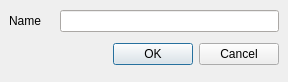
First picture: the form in icepapCMS/ui_icepapcms/ui/dialogaddlocation.ui, repository ALBA-Synchrotron/IcepapCMS, before the edit.
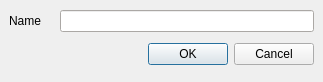
Second picture: the form after the edit. Icons and pictures are not drawn.

Diff of the .ui file:
```diff
--- a/icepapCMS/ui_icepapcms/ui/dialogaddlocation.ui
+++ b/icepapCMS/ui_icepapcms/ui/dialogaddlocation.ui
@@ -1,11 +1,11 @@
 <ui version="4.0" >
  <class>DialogAddLocation</class>
- <widget class="QDialog" name="DialogAddLocation" >
-  <property name="geometry" >
+ <widget class="QDialog" name="DialogAddLocation">
+  <property name="geometry">
    <rect>
     <x>0</x>
     <y>0</y>
-    <width>288</width>
+    <width>323</width>
     <height>82</height>
    </rect>
   </property>
@@ -34,15 +34,12 @@
    <property name="bottomMargin" >
     <number>9</number>
    </property>
-   <property name="horizontalSpacing" >
+   <property name="spacing">
     <number>6</number>
    </property>
-   <property name="verticalSpacing" >
-    <number>6</number>
-   </property>
-   <item row="1" column="0" colspan="3" >
-    <layout class="QHBoxLayout" >
-     <property name="spacing" >
+   <item row="1" column="0" colspan="3">
+    <layout class="QHBoxLayout">
+     <property name="spacing">
       <number>6</number>
      </property>
      <property name="leftMargin" >
@@ -86,474 +83,501 @@
      </item>
     </layout>
    </item>
-   <item row="0" column="2" >
-    <widget class="QLineEdit" name="txtName" >
-     <property name="palette" >
+   <item row="0" column="2">
+    <widget class="QLineEdit" name="txtName">
+     <property name="palette">
       <palette>
        <active>
-        <colorrole role="WindowText" >
-         <brush brushstyle="SolidPattern" >
-          <color alpha="255" >
+        <colorrole role="WindowText">
+         <brush brushstyle="SolidPattern">
+          <color alpha="255">
            <red>16</red>
            <green>16</green>
            <blue>16</blue>
           </color>
          </brush>
         </colorrole>
-        <colorrole role="Button" >
-         <brush brushstyle="SolidPattern" >
-          <color alpha="255" >
+        <colorrole role="Button">
+         <brush brushstyle="SolidPattern">
+          <color alpha="255">
            <red>239</red>
            <green>235</green>
            <blue>231</blue>
           </color>
          </brush>
         </colorrole>
-        <colorrole role="Light" >
-         <brush brushstyle="SolidPattern" >
-          <color alpha="255" >
+        <colorrole role="Light">
+         <brush brushstyle="SolidPattern">
+          <color alpha="255">
            <red>237</red>
            <green>237</green>
            <blue>237</blue>
           </color>
          </brush>
         </colorrole>
-        <colorrole role="Midlight" >
-         <brush brushstyle="SolidPattern" >
-          <color alpha="255" >
+        <colorrole role="Midlight">
+         <brush brushstyle="SolidPattern">
+          <color alpha="255">
            <red>247</red>
            <green>245</green>
            <blue>243</blue>
           </color>
          </brush>
         </colorrole>
-        <colorrole role="Dark" >
-         <brush brushstyle="SolidPattern" >
-          <color alpha="255" >
+        <colorrole role="Dark">
+         <brush brushstyle="SolidPattern">
+          <color alpha="255">
            <red>119</red>
            <green>117</green>
            <blue>115</blue>
           </color>
          </brush>
         </colorrole>
-        <colorrole role="Mid" >
-         <brush brushstyle="SolidPattern" >
-          <color alpha="255" >
+        <colorrole role="Mid">
+         <brush brushstyle="SolidPattern">
+          <color alpha="255">
            <red>159</red>
            <green>157</green>
            <blue>154</blue>
           </color>
          </brush>
         </colorrole>
-        <colorrole role="Text" >
-         <brush brushstyle="SolidPattern" >
-          <color alpha="255" >
+        <colorrole role="Text">
+         <brush brushstyle="SolidPattern">
+          <color alpha="255">
            <red>16</red>
            <green>16</green>
            <blue>16</blue>
           </color>
          </brush>
         </colorrole>
-        <colorrole role="BrightText" >
-         <brush brushstyle="SolidPattern" >
-          <color alpha="255" >
+        <colorrole role="BrightText">
+         <brush brushstyle="SolidPattern">
+          <color alpha="255">
            <red>255</red>
            <green>255</green>
            <blue>255</blue>
           </color>
          </brush>
         </colorrole>
-        <colorrole role="ButtonText" >
-         <brush brushstyle="SolidPattern" >
-          <color alpha="255" >
+        <colorrole role="ButtonText">
+         <brush brushstyle="SolidPattern">
+          <color alpha="255">
            <red>16</red>
            <green>16</green>
            <blue>16</blue>
           </color>
          </brush>
         </colorrole>
-        <colorrole role="Base" >
-         <brush brushstyle="SolidPattern" >
-          <color alpha="255" >
+        <colorrole role="Base">
+         <brush brushstyle="SolidPattern">
+          <color alpha="255">
            <red>255</red>
            <green>255</green>
            <blue>255</blue>
           </color>
          </brush>
         </colorrole>
-        <colorrole role="Window" >
-         <brush brushstyle="SolidPattern" >
-          <color alpha="255" >
+        <colorrole role="Window">
+         <brush brushstyle="SolidPattern">
+          <color alpha="255">
            <red>239</red>
            <green>235</green>
            <blue>231</blue>
           </color>
          </brush>
         </colorrole>
-        <colorrole role="Shadow" >
-         <brush brushstyle="SolidPattern" >
-          <color alpha="255" >
+        <colorrole role="Shadow">
+         <brush brushstyle="SolidPattern">
+          <color alpha="255">
            <red>0</red>
            <green>0</green>
            <blue>0</blue>
           </color>
          </brush>
         </colorrole>
-        <colorrole role="Highlight" >
-         <brush brushstyle="SolidPattern" >
-          <color alpha="255" >
+        <colorrole role="Highlight">
+         <brush brushstyle="SolidPattern">
+          <color alpha="255">
            <red>101</red>
            <green>148</green>
            <blue>235</blue>
           </color>
          </brush>
         </colorrole>
-        <colorrole role="HighlightedText" >
-         <brush brushstyle="SolidPattern" >
-          <color alpha="255" >
+        <colorrole role="HighlightedText">
+         <brush brushstyle="SolidPattern">
+          <color alpha="255">
            <red>255</red>
            <green>255</green>
            <blue>255</blue>
           </color>
          </brush>
         </colorrole>
-        <colorrole role="Link" >
-         <brush brushstyle="SolidPattern" >
-          <color alpha="255" >
+        <colorrole role="Link">
+         <brush brushstyle="SolidPattern">
+          <color alpha="255">
            <red>0</red>
            <green>0</green>
            <blue>255</blue>
           </color>
          </brush>
         </colorrole>
-        <colorrole role="LinkVisited" >
-         <brush brushstyle="SolidPattern" >
-          <color alpha="255" >
+        <colorrole role="LinkVisited">
+         <brush brushstyle="SolidPattern">
+          <color alpha="255">
            <red>255</red>
            <green>0</green>
            <blue>255</blue>
           </color>
          </brush>
         </colorrole>
-        <colorrole role="AlternateBase" >
-         <brush brushstyle="SolidPattern" >
-          <color alpha="255" >
+        <colorrole role="AlternateBase">
+         <brush brushstyle="SolidPattern">
+          <color alpha="255">
            <red>247</red>
            <green>245</green>
            <blue>243</blue>
           </color>
          </brush>
         </colorrole>
+        <colorrole role="PlaceholderText">
+         <brush brushstyle="NoBrush">
+          <color alpha="128">
+           <red>16</red>
+           <green>16</green>
+           <blue>16</blue>
+          </color>
+         </brush>
+        </colorrole>
        </active>
        <inactive>
-        <colorrole role="WindowText" >
-         <brush brushstyle="SolidPattern" >
-          <color alpha="255" >
+        <colorrole role="WindowText">
+         <brush brushstyle="SolidPattern">
+          <color alpha="255">
            <red>16</red>
            <green>16</green>
            <blue>16</blue>
           </color>
          </brush>
         </colorrole>
-        <colorrole role="Button" >
-         <brush brushstyle="SolidPattern" >
-          <color alpha="255" >
+        <colorrole role="Button">
+         <brush brushstyle="SolidPattern">
+          <color alpha="255">
            <red>239</red>
            <green>235</green>
            <blue>231</blue>
           </color>
          </brush>
         </colorrole>
-        <colorrole role="Light" >
-         <brush brushstyle="SolidPattern" >
-          <color alpha="255" >
+        <colorrole role="Light">
+         <brush brushstyle="SolidPattern">
+          <color alpha="255">
            <red>237</red>
            <green>237</green>
            <blue>237</blue>
           </color>
          </brush>
         </colorrole>
-        <colorrole role="Midlight" >
-         <brush brushstyle="SolidPattern" >
-          <color alpha="255" >
+        <colorrole role="Midlight">
+         <brush brushstyle="SolidPattern">
+          <color alpha="255">
            <red>247</red>
            <green>245</green>
            <blue>243</blue>
           </color>
          </brush>
         </colorrole>
-        <colorrole role="Dark" >
-         <brush brushstyle="SolidPattern" >
-          <color alpha="255" >
+        <colorrole role="Dark">
+         <brush brushstyle="SolidPattern">
+          <color alpha="255">
            <red>119</red>
            <green>117</green>
            <blue>115</blue>
           </color>
          </brush>
         </colorrole>
-        <colorrole role="Mid" >
-         <brush brushstyle="SolidPattern" >
-          <color alpha="255" >
+        <colorrole role="Mid">
+         <brush brushstyle="SolidPattern">
+          <color alpha="255">
            <red>159</red>
            <green>157</green>
            <blue>154</blue>
           </color>
          </brush>
         </colorrole>
-        <colorrole role="Text" >
-         <brush brushstyle="SolidPattern" >
-          <color alpha="255" >
+        <colorrole role="Text">
+         <brush brushstyle="SolidPattern">
+          <color alpha="255">
            <red>16</red>
            <green>16</green>
            <blue>16</blue>
           </color>
          </brush>
         </colorrole>
-        <colorrole role="BrightText" >
-         <brush brushstyle="SolidPattern" >
-          <color alpha="255" >
+        <colorrole role="BrightText">
+         <brush brushstyle="SolidPattern">
+          <color alpha="255">
            <red>255</red>
            <green>255</green>
            <blue>255</blue>
           </color>
          </brush>
         </colorrole>
-        <colorrole role="ButtonText" >
-         <brush brushstyle="SolidPattern" >
-          <color alpha="255" >
+        <colorrole role="ButtonText">
+         <brush brushstyle="SolidPattern">
+          <color alpha="255">
            <red>16</red>
            <green>16</green>
            <blue>16</blue>
           </color>
          </brush>
         </colorrole>
-        <colorrole role="Base" >
-         <brush brushstyle="SolidPattern" >
-          <color alpha="255" >
+        <colorrole role="Base">
+         <brush brushstyle="SolidPattern">
+          <color alpha="255">
            <red>255</red>
            <green>255</green>
            <blue>255</blue>
           </color>
          </brush>
         </colorrole>
-        <colorrole role="Window" >
-         <brush brushstyle="SolidPattern" >
-          <color alpha="255" >
+        <colorrole role="Window">
+         <brush brushstyle="SolidPattern">
+          <color alpha="255">
            <red>239</red>
            <green>235</green>
            <blue>231</blue>
           </color>
          </brush>
         </colorrole>
-        <colorrole role="Shadow" >
-         <brush brushstyle="SolidPattern" >
-          <color alpha="255" >
+        <colorrole role="Shadow">
+         <brush brushstyle="SolidPattern">
+          <color alpha="255">
            <red>0</red>
            <green>0</green>
            <blue>0</blue>
           </color>
          </brush>
         </colorrole>
-        <colorrole role="Highlight" >
-         <brush brushstyle="SolidPattern" >
-          <color alpha="255" >
+        <colorrole role="Highlight">
+         <brush brushstyle="SolidPattern">
+          <color alpha="255">
            <red>101</red>
            <green>148</green>
            <blue>235</blue>
           </color>
          </brush>
         </colorrole>
-        <colorrole role="HighlightedText" >
-         <brush brushstyle="SolidPattern" >
-          <color alpha="255" >
+        <colorrole role="HighlightedText">
+         <brush brushstyle="SolidPattern">
+          <color alpha="255">
            <red>255</red>
            <green>255</green>
            <blue>255</blue>
           </color>
          </brush>
         </colorrole>
-        <colorrole role="Link" >
-         <brush brushstyle="SolidPattern" >
-          <color alpha="255" >
+        <colorrole role="Link">
+         <brush brushstyle="SolidPattern">
+          <color alpha="255">
            <red>0</red>
            <green>0</green>
            <blue>255</blue>
           </color>
          </brush>
         </colorrole>
-        <colorrole role="LinkVisited" >
-         <brush brushstyle="SolidPattern" >
-          <color alpha="255" >
+        <colorrole role="LinkVisited">
+         <brush brushstyle="SolidPattern">
+          <color alpha="255">
            <red>255</red>
            <green>0</green>
            <blue>255</blue>
           </color>
          </brush>
         </colorrole>
-        <colorrole role="AlternateBase" >
-         <brush brushstyle="SolidPattern" >
-          <color alpha="255" >
+        <colorrole role="AlternateBase">
+         <brush brushstyle="SolidPattern">
+          <color alpha="255">
            <red>247</red>
            <green>245</green>
            <blue>243</blue>
           </color>
          </brush>
         </colorrole>
+        <colorrole role="PlaceholderText">
+         <brush brushstyle="NoBrush">
+          <color alpha="128">
+           <red>16</red>
+           <green>16</green>
+           <blue>16</blue>
+          </color>
+         </brush>
+        </colorrole>
        </inactive>
        <disabled>
-        <colorrole role="WindowText" >
-         <brush brushstyle="SolidPattern" >
-          <color alpha="255" >
+        <colorrole role="WindowText">
+         <brush brushstyle="SolidPattern">
+          <color alpha="255">
            <red>127</red>
            <green>125</green>
            <blue>123</blue>
           </color>
          </brush>
         </colorrole>
-        <colorrole role="Button" >
-         <brush brushstyle="SolidPattern" >
-          <color alpha="255" >
+        <colorrole role="Button">
+         <brush brushstyle="SolidPattern">
+          <color alpha="255">
            <red>239</red>
            <green>235</green>
            <blue>231</blue>
           </color>
          </brush>
         </colorrole>
-        <colorrole role="Light" >
-         <brush brushstyle="SolidPattern" >
-          <color alpha="255" >
+        <colorrole role="Light">
+         <brush brushstyle="SolidPattern">
+          <color alpha="255">
            <red>237</red>
            <green>237</green>
            <blue>237</blue>
           </color>
          </brush>
         </colorrole>
-        <colorrole role="Midlight" >
-         <brush brushstyle="SolidPattern" >
-          <color alpha="255" >
+        <colorrole role="Midlight">
+         <brush brushstyle="SolidPattern">
+          <color alpha="255">
            <red>247</red>
            <green>245</green>
            <blue>243</blue>
           </color>
          </brush>
         </colorrole>
-        <colorrole role="Dark" >
-         <brush brushstyle="SolidPattern" >
-          <color alpha="255" >
+        <colorrole role="Dark">
+         <brush brushstyle="SolidPattern">
+          <color alpha="255">
            <red>119</red>
            <green>117</green>
            <blue>115</blue>
           </color>
          </brush>
         </colorrole>
-        <colorrole role="Mid" >
-         <brush brushstyle="SolidPattern" >
-          <color alpha="255" >
+        <colorrole role="Mid">
+         <brush brushstyle="SolidPattern">
+          <color alpha="255">
            <red>159</red>
            <green>157</green>
            <blue>154</blue>
           </color>
          </brush>
         </colorrole>
-        <colorrole role="Text" >
-         <brush brushstyle="SolidPattern" >
-          <color alpha="255" >
+        <colorrole role="Text">
+         <brush brushstyle="SolidPattern">
+          <color alpha="255">
            <red>127</red>
            <green>125</green>
            <blue>123</blue>
           </color>
          </brush>
         </colorrole>
-        <colorrole role="BrightText" >
-         <brush brushstyle="SolidPattern" >
-          <color alpha="255" >
+        <colorrole role="BrightText">
+         <brush brushstyle="SolidPattern">
+          <color alpha="255">
            <red>255</red>
            <green>255</green>
            <blue>255</blue>
           </color>
          </brush>
         </colorrole>
-        <colorrole role="ButtonText" >
-         <brush brushstyle="SolidPattern" >
-          <color alpha="255" >
+        <colorrole role="ButtonText">
+         <brush brushstyle="SolidPattern">
+          <color alpha="255">
            <red>127</red>
            <green>125</green>
            <blue>123</blue>
           </color>
          </brush>
         </colorrole>
-        <colorrole role="Base" >
-         <brush brushstyle="SolidPattern" >
-          <color alpha="255" >
+        <colorrole role="Base">
+         <brush brushstyle="SolidPattern">
+          <color alpha="255">
            <red>255</red>
            <green>255</green>
            <blue>255</blue>
           </color>
          </brush>
         </colorrole>
-        <colorrole role="Window" >
-         <brush brushstyle="SolidPattern" >
-          <color alpha="255" >
+        <colorrole role="Window">
+         <brush brushstyle="SolidPattern">
+          <color alpha="255">
            <red>239</red>
            <green>235</green>
            <blue>231</blue>
           </color>
          </brush>
         </colorrole>
-        <colorrole role="Shadow" >
-         <brush brushstyle="SolidPattern" >
-          <color alpha="255" >
+        <colorrole role="Shadow">
+         <brush brushstyle="SolidPattern">
+          <color alpha="255">
            <red>0</red>
            <green>0</green>
            <blue>0</blue>
           </color>
          </brush>
         </colorrole>
-        <colorrole role="Highlight" >
-         <brush brushstyle="SolidPattern" >
-          <color alpha="255" >
+        <colorrole role="Highlight">
+         <brush brushstyle="SolidPattern">
+          <color alpha="255">
            <red>84</red>
            <green>123</green>
            <blue>196</blue>
           </color>
          </brush>
         </colorrole>
-        <colorrole role="HighlightedText" >
-         <brush brushstyle="SolidPattern" >
-          <color alpha="255" >
+        <colorrole role="HighlightedText">
+         <brush brushstyle="SolidPattern">
+          <color alpha="255">
            <red>255</red>
            <green>255</green>
            <blue>255</blue>
           </color>
          </brush>
         </colorrole>
-        <colorrole role="Link" >
-         <brush brushstyle="SolidPattern" >
-          <color alpha="255" >
+        <colorrole role="Link">
+         <brush brushstyle="SolidPattern">
+          <color alpha="255">
            <red>0</red>
            <green>0</green>
            <blue>255</blue>
           </color>
          </brush>
         </colorrole>
-        <colorrole role="LinkVisited" >
-         <brush brushstyle="SolidPattern" >
-          <color alpha="255" >
+        <colorrole role="LinkVisited">
+         <brush brushstyle="SolidPattern">
+          <color alpha="255">
            <red>255</red>
            <green>0</green>
            <blue>255</blue>
           </color>
          </brush>
         </colorrole>
-        <colorrole role="AlternateBase" >
-         <brush brushstyle="SolidPattern" >
-          <color alpha="255" >
+        <colorrole role="AlternateBase">
+         <brush brushstyle="SolidPattern">
+          <color alpha="255">
            <red>247</red>
            <green>245</green>
            <blue>243</blue>
           </color>
          </brush>
         </colorrole>
+        <colorrole role="PlaceholderText">
+         <brush brushstyle="NoBrush">
+          <color alpha="128">
+           <red>16</red>
+           <green>16</green>
+           <blue>16</blue>
+          </color>
+         </brush>
+        </colorrole>
        </disabled>
       </palette>
      </property>
```
Left out of the diff: 70 changed lines with no effect on the pictures.
